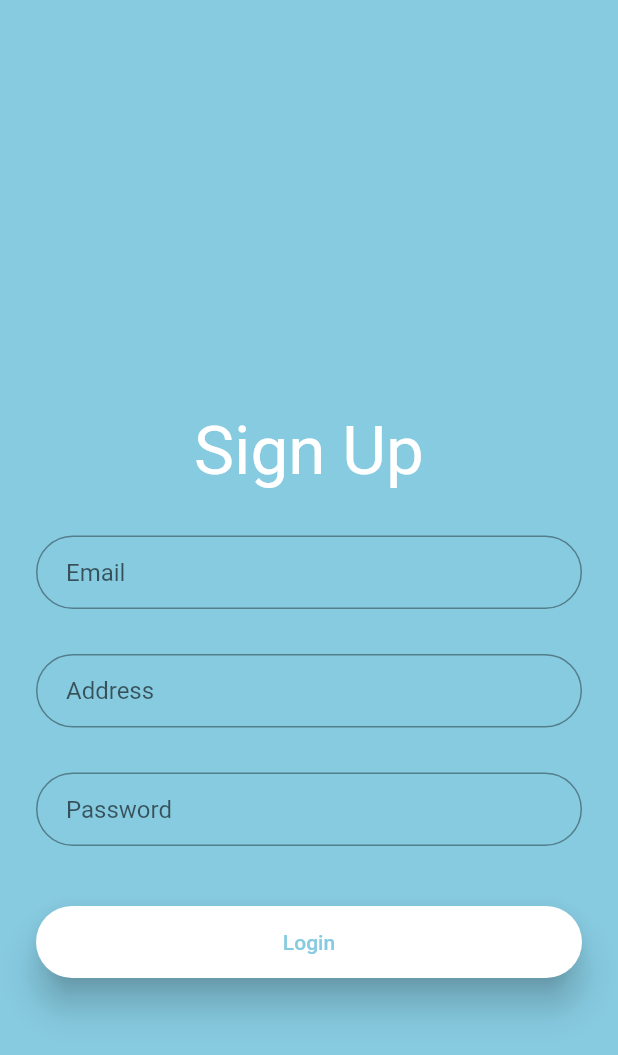
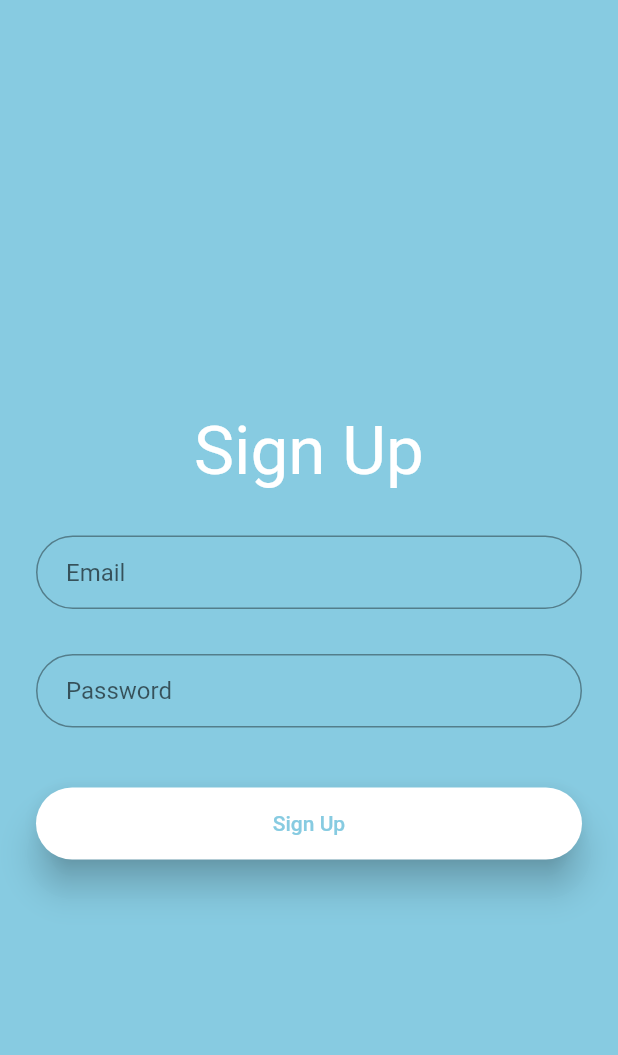
Before and after one commit to micahalleyne/Scholar.CO, a Flutter app: the Signup screen opened directly, on a phone screen of 412 x 824 dp. Shown: the top 1055 px of the screen. Run offline on Flutter 3.47's test engine with Material 2 defaults, Android fonts, the phone set to English and light mode, and no system bars; our stand-ins replace firebase_auth; accounts and stored records are empty; network calls fail.

Commit message:
Almost done

```diff
--- a/lib/profile/sign_up.dart
+++ b/lib/profile/sign_up.dart
@@ -1,3 +1,7 @@
+import 'package:Scholar_co/auth.dart';
+import 'package:Scholar_co/user.dart';
+import 'package:firebase_auth/firebase_auth.dart';
+import 'package:Scholar_co/home.dart';
 import 'package:flutter/material.dart';
 
 class Signup extends StatefulWidget {
@@ -10,6 +14,7 @@ class _SignupState extends State<Signup> {
   String email = "";
   String password = "";
   final _formKey = GlobalKey<FormState>();
+  Auth auth = Auth();
 
   @override
   Widget build(BuildContext context) {
@@ -53,22 +58,6 @@ class _SignupState extends State<Signup> {
                     height: 30,
                   ),
                   TextFormField(
-                    obscureText: false,
-                    validator: (val) => val.isEmpty ? 'Enter an email' : null,
-                    onChanged: (val) {
-                      setState(() => email = val.trim());
-                    },
-                    decoration: InputDecoration(
-                        contentPadding:
-                            EdgeInsets.fromLTRB(20.0, 15.0, 20.0, 15.0),
-                        hintText: 'Address',
-                        border: OutlineInputBorder(
-                            borderRadius: BorderRadius.circular(32.0))),
-                  ),
-                  SizedBox(
-                    height: 30,
-                  ),
-                  TextFormField(
                     obscureText: true,
                     validator: (val) => val.length < 6
                         ? 'Enter a password 6+ chars long'
@@ -95,13 +84,18 @@ class _SignupState extends State<Signup> {
                       minWidth: MediaQuery.of(context).size.width,
                       padding: EdgeInsets.fromLTRB(20.0, 15.0, 20.0, 15.0),
                       onPressed: () async {
+                        // Navigator.push(
+                        //   context,
+                        //     MaterialPageRoute(builder: (context) => Home()),
+                        //   );
                         if (_formKey.currentState.validate()) {
-                          print(email);
-                          print(password);
+                          User user = await auth.registerUser(email, password);
+                          print(user.uid);
+                          print(user.email);
                         }
                       },
                       child: Text(
-                        "Login",
+                        "Sign Up",
                         style: TextStyle(
                           color: Color(0xf582C9E0),
                         ),
--- /dev/null
+++ b/lib/user.dart
@@ -0,0 +1,6 @@
+class User{
+  final String uid;
+  final String email;
+
+  User({ this.uid, this.email });
+}
--- a/pubspec.yaml
+++ b/pubspec.yaml
@@ -15,6 +15,7 @@ dependencies:
 
 
   cupertino_icons: ^0.1.3
+  firebase_auth: ^0.16.1
 
 dev_dependencies:
   flutter_test:
```
Also changed, not shown: lib/auth.dart (added, +25 -0 lines), lib/dashboard.dart (+85 -0 lines), lib/home.dart (+2 -16 lines), lib/profile/log_in.dart (+18 -10 lines), lib/teachers/teachers.dart (+12 -8 lines), lib/data_service.dart (added), pubspec.lock, 7 other files.
